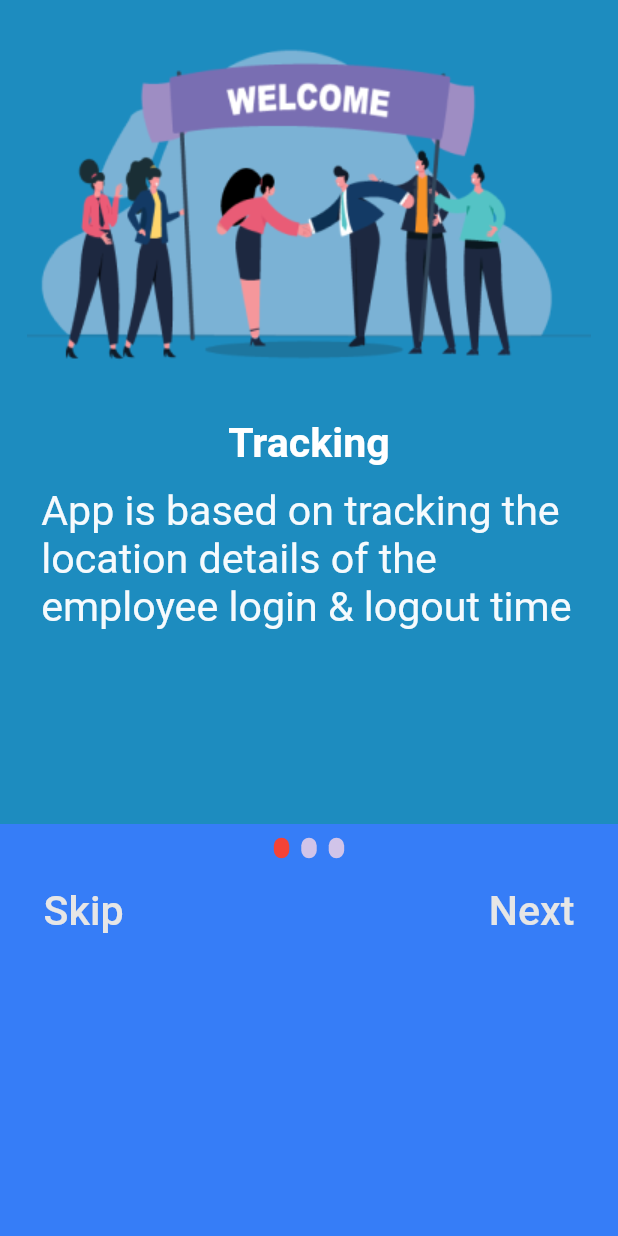
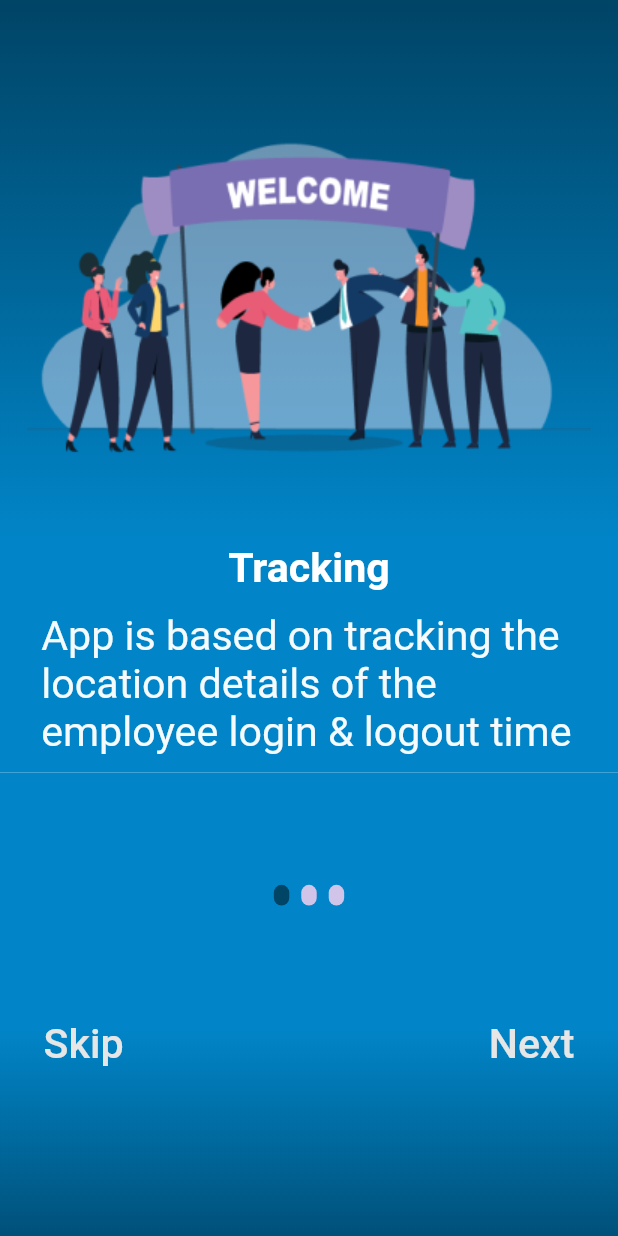
Before and after one commit to op0318/ats_beta, a Flutter app: the screen it shows after launch, on a phone screen of 412 x 824 dp. Run offline on Flutter 3.47's test engine with Material 2 defaults, Android fonts, the phone set to English and light mode, and no system bars; drawn by our look-alikes of smooth_page_indicator; our stand-ins replace geocoding, geolocator; missing offline and left inert: geolocator_web.

Commit message:
home screen edit

```diff
--- a/lib/Screens/Homescreen.dart
+++ b/lib/Screens/Homescreen.dart
@@ -23,51 +23,58 @@ class _HomeScreenState extends State<HomeScreen> {
     return  Scaffold(
        backgroundColor: Color(0xff367df7),
       body: SafeArea(
+        child: SingleChildScrollView(
+          child: Container(
+            decoration:  const BoxDecoration(
+                gradient: LinearGradient(
+                    stops: [0.8, 1],
+                    begin: Alignment.topCenter,
+                    end: Alignment.bottomCenter,
+                    colors: [
+                      Color(0xff0185c8),
+                      Color(0xff004466),
+                    ])
+            ),
             child: Column(
               mainAxisAlignment: MainAxisAlignment.start,
                   children: [
                     SizedBox(
-                  height: Height/1.5,
+                     height: Height/1.6,
                       width: Width,
                       child: PageView(
                       controller: Controller,
                         children:  const [
-
                           Page1(),
                           Page2(),
                           Page3(),
                         ],
-
                       ),
                     ),
                     Padding(
-                  padding:  EdgeInsets.only(top:Height/90),
+                      padding:  EdgeInsets.only(top: Height/11),
                       child: SmoothPageIndicator(
                         controller: Controller,
                         count: 3,
                         effect: SwapEffect(
-                      activeDotColor: Colors.red,
+                          activeDotColor: const Color(0xff004466),
                           dotColor: Colors.deepPurple.shade100,
                           dotHeight:  Height/60,
                           dotWidth: Width/40,
                           //spacing: 16,
                           //verticalOffset: 50,
-
                         ),
                       ),
                     ),
                     Padding(
-                  padding:  EdgeInsets.only(top: Height/70.5),
-                  child: SkipAndNext(),
+                      padding:  EdgeInsets.only(top: Height/12),
+                      child: const SkipAndNext(),
                     )
                   ],
                 ),
           ),
+        ),
+      ),
           // dot indicators
-
-
-
-
     );
   }
 }
--- a/lib/Screens/WelcomePages/WelcomePage1.dart
+++ b/lib/Screens/WelcomePages/WelcomePage1.dart
@@ -18,11 +18,22 @@ class _Page1State extends State<Page1> {
     double Width = MediaQuery.of(context).size.width;
     return Scaffold(
       body:Container(
-        color: Color(0xff1d8cbf),
+        decoration: const BoxDecoration(
+            gradient: LinearGradient(
+                stops: [0.3, 1],
+                begin: Alignment.bottomCenter,
+                end: Alignment.topCenter,
+                colors: [Color(0xff0185c8),
+                  Color(0xff004466),
+
+                ]),
+        ),
         child: Column(
-
           children:  [
-            const Image(image: AssetImage('assets/images/page1.png')),
+            Padding(
+              padding:  EdgeInsets.only(top: Height/20),
+              child: Image(image: AssetImage('assets/images/page1.png') , height: Height/2.7, width: Width/1,),
+            ),
             SizedBox(height: Height/50,),
             Text('Tracking' , style: TextStyle(fontSize:Height/30, color: Color(0xffffffff), fontWeight: FontWeight.bold ),),
             SizedBox(height: Height/60,),
--- a/lib/main.dart
+++ b/lib/main.dart
@@ -1,4 +1,3 @@
-import 'package:ats_beta/Screens/Selectlocation.dart';
 import 'package:ats_beta/Screens/WelcomePages/Splashscreen.dart';
 import 'package:flutter/material.dart';
 
@@ -13,7 +12,7 @@ class MyHome extends StatelessWidget {
   Widget build(BuildContext context) {
     return const MaterialApp(
       home: splashscreen(),
-     debugShowCheckedModeBanner: false,
+      debugShowCheckedModeBanner: false,
      // home:valid(),
     );
   }
```
Also changed, not shown: lib/Screens/Authentication/Locationselect.dart (deleted, +0 -16 lines), lib/Screens/Authentication/login.dart (+8 -8 lines), lib/Screens/Selectlocation.dart (+9 -8 lines), lib/Screens/Vaildcheck.dart (+3 -6 lines), lib/Screens/WelcomePages/WelcomePage2.dart (+11 -6 lines), lib/Screens/WelcomePages/WelcomePage3.dart (+12 -5 lines), lib/generated_plugin_registrant.dart (added, +17 -0 lines), pubspec.lock. Lines whose indentation alone changed are shown as unchanged.
